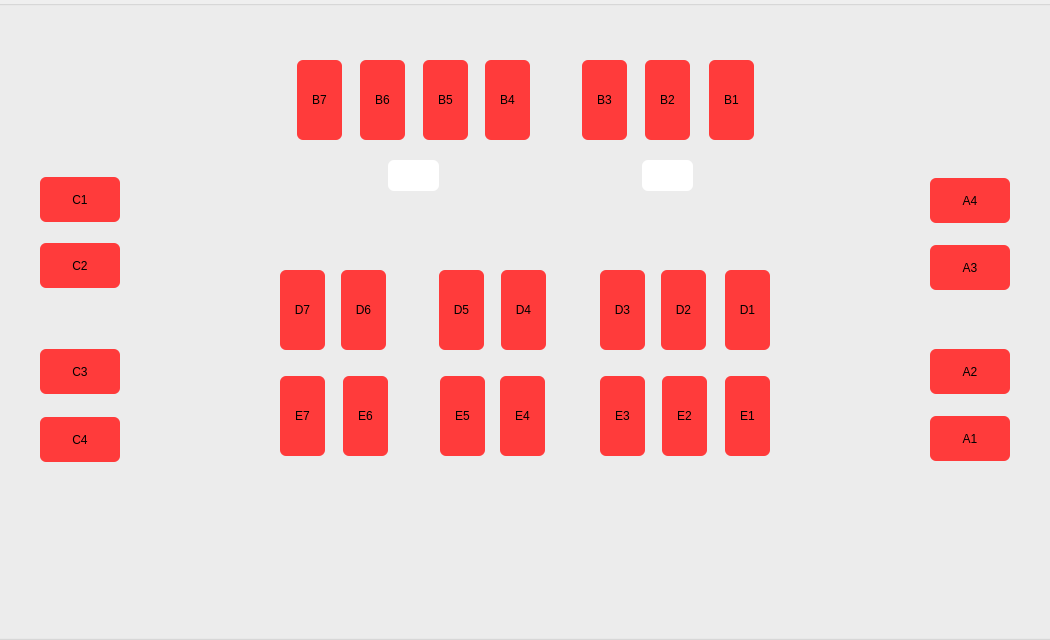
This is client/dpgs-client/parkingmapwidget.ui in yun-daniel/rpi4-dpgs as Qt 5 draws it before an edit. The edited form follows.
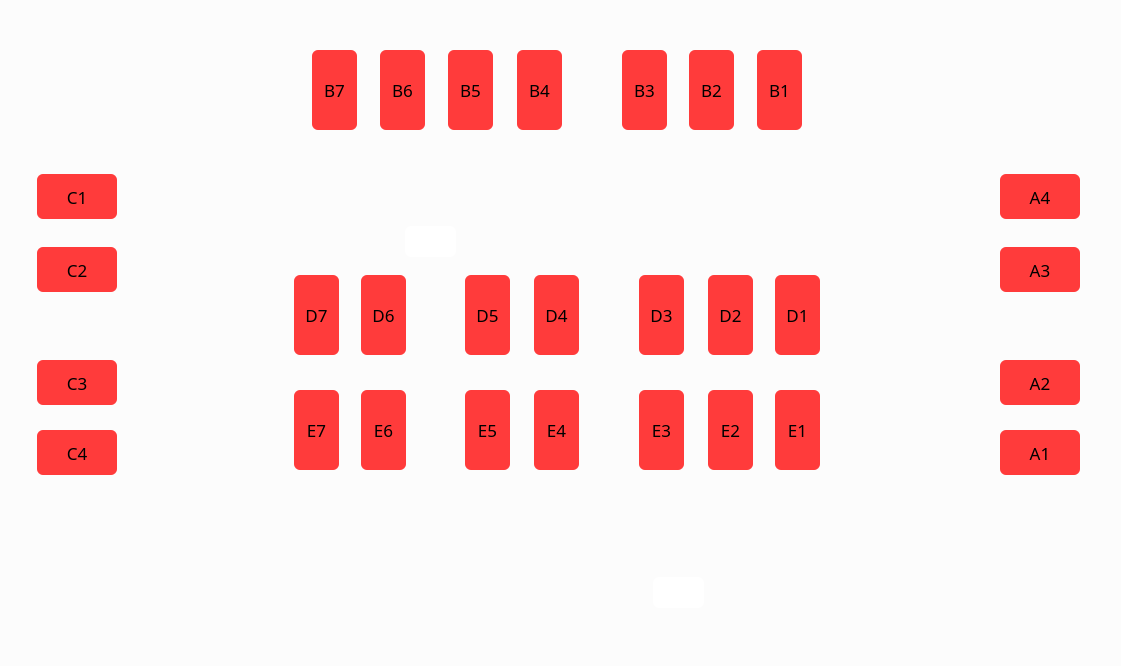
This is the edited form. Icons and pictures are not drawn.

Patch:
```diff
--- a/client/dpgs-client/parkingmapwidget.ui
+++ b/client/dpgs-client/parkingmapwidget.ui
@@ -6,8 +6,8 @@
    <rect>
     <x>0</x>
     <y>0</y>
-    <width>1050</width>
-    <height>640</height>
+    <width>1121</width>
+    <height>666</height>
    </rect>
   </property>
   <property name="windowTitle">
@@ -20,17 +20,24 @@
    <bool>false</bool>
   </property>
   <property name="styleSheet">
-   <string notr="true"/>
+   <string notr="true">background-color: white;</string>
   </property>
   <widget class="QGroupBox" name="groupBox">
    <property name="geometry">
     <rect>
-     <x>-20</x>
-     <y>0</y>
-     <width>1091</width>
-     <height>640</height>
+     <x>-10</x>
+     <y>-20</y>
+     <width>1133</width>
+     <height>689</height>
     </rect>
    </property>
+   <property name="font">
+    <font>
+     <family>맑은 고딕</family>
+     <pointsize>20</pointsize>
+     <bold>false</bold>
+    </font>
+   </property>
    <property name="autoFillBackground">
     <bool>false</bool>
    </property>
@@ -53,8 +60,8 @@
    <widget class="QPushButton" name="cctv_button_1">
     <property name="geometry">
      <rect>
-      <x>662</x>
-      <y>160</y>
+      <x>663</x>
+      <y>597</y>
       <width>51</width>
       <height>31</height>
      </rect>
@@ -80,16 +87,16 @@
     </property>
     <property name="iconSize">
      <size>
-      <width>40</width>
-      <height>40</height>
+      <width>50</width>
+      <height>50</height>
      </size>
     </property>
    </widget>
    <widget class="QPushButton" name="cctv_button_2">
     <property name="geometry">
      <rect>
-      <x>408</x>
-      <y>160</y>
+      <x>415</x>
+      <y>246</y>
       <width>51</width>
       <height>31</height>
      </rect>
@@ -115,20 +122,27 @@
     </property>
     <property name="iconSize">
      <size>
-      <width>40</width>
-      <height>40</height>
+      <width>50</width>
+      <height>50</height>
      </size>
     </property>
    </widget>
    <widget class="QPushButton" name="C1_button">
     <property name="geometry">
      <rect>
-      <x>60</x>
-      <y>177</y>
+      <x>47</x>
+      <y>194</y>
       <width>80</width>
       <height>45</height>
      </rect>
     </property>
+    <property name="font">
+     <font>
+      <family>맑은 고딕</family>
+      <pointsize>13</pointsize>
+      <bold>false</bold>
+     </font>
+    </property>
     <property name="text">
      <string>C1</string>
     </property>
@@ -136,12 +150,19 @@
    <widget class="QPushButton" name="C2_button">
     <property name="geometry">
      <rect>
-      <x>60</x>
-      <y>243</y>
+      <x>47</x>
+      <y>267</y>
       <width>80</width>
       <height>45</height>
      </rect>
     </property>
+    <property name="font">
+     <font>
+      <family>맑은 고딕</family>
+      <pointsize>13</pointsize>
+      <bold>false</bold>
+     </font>
+    </property>
     <property name="text">
      <string>C2</string>
     </property>
@@ -149,12 +170,19 @@
    <widget class="QPushButton" name="C3_button">
     <property name="geometry">
      <rect>
-      <x>60</x>
-      <y>349</y>
+      <x>47</x>
+      <y>380</y>
       <width>80</width>
       <height>45</height>
      </rect>
     </property>
+    <property name="font">
+     <font>
+      <family>맑은 고딕</family>
+      <pointsize>13</pointsize>
+      <bold>false</bold>
+     </font>
+    </property>
     <property name="text">
      <string>C3</string>
     </property>
@@ -162,12 +190,19 @@
    <widget class="QPushButton" name="C4_button">
     <property name="geometry">
      <rect>
-      <x>60</x>
-      <y>417</y>
+      <x>47</x>
+      <y>450</y>
       <width>80</width>
       <height>45</height>
      </rect>
     </property>
+    <property name="font">
+     <font>
+      <family>맑은 고딕</family>
+      <pointsize>13</pointsize>
+      <bold>false</bold>
+     </font>
+    </property>
     <property name="text">
      <string>C4</string>
     </property>
@@ -175,12 +210,19 @@
    <widget class="QPushButton" name="A1_button">
     <property name="geometry">
      <rect>
-      <x>950</x>
-      <y>416</y>
+      <x>1010</x>
+      <y>450</y>
       <width>80</width>
       <height>45</height>
      </rect>
     </property>
+    <property name="font">
+     <font>
+      <family>맑은 고딕</family>
+      <pointsize>13</pointsize>
+      <bold>false</bold>
+     </font>
+    </property>
     <property name="text">
      <string>A1</string>
     </property>
@@ -188,12 +230,19 @@
    <widget class="QPushButton" name="A3_button">
     <property name="geometry">
      <rect>
-      <x>950</x>
-      <y>245</y>
+      <x>1010</x>
+      <y>267</y>
       <width>80</width>
       <height>45</height>
      </rect>
     </property>
+    <property name="font">
+     <font>
+      <family>맑은 고딕</family>
+      <pointsize>13</pointsize>
+      <bold>false</bold>
+     </font>
+    </property>
     <property name="text">
      <string>A3</string>
     </property>
@@ -201,12 +250,19 @@
    <widget class="QPushButton" name="A4_button">
     <property name="geometry">
      <rect>
-      <x>950</x>
-      <y>178</y>
+      <x>1010</x>
+      <y>194</y>
       <width>80</width>
       <height>45</height>
      </rect>
     </property>
+    <property name="font">
+     <font>
+      <family>맑은 고딕</family>
+      <pointsize>13</pointsize>
+      <bold>false</bold>
+     </font>
+    </property>
     <property name="text">
      <string>A4</string>
     </property>
@@ -214,12 +270,19 @@
    <widget class="QPushButton" name="A2_button">
     <property name="geometry">
      <rect>
-      <x>950</x>
-      <y>349</y>
+      <x>1010</x>
+      <y>380</y>
       <width>80</width>
       <height>45</height>
      </rect>
     </property>
+    <property name="font">
+     <font>
+      <family>맑은 고딕</family>
+      <pointsize>13</pointsize>
+      <bold>false</bold>
+     </font>
+    </property>
     <property name="text">
      <string>A2</string>
     </property>
@@ -227,12 +290,19 @@
    <widget class="QPushButton" name="B1_button">
     <property name="geometry">
      <rect>
-      <x>729</x>
-      <y>60</y>
+      <x>767</x>
+      <y>70</y>
       <width>45</width>
       <height>80</height>
      </rect>
     </property>
+    <property name="font">
+     <font>
+      <family>맑은 고딕</family>
+      <pointsize>13</pointsize>
+      <bold>false</bold>
+     </font>
+    </property>
     <property name="text">
      <string>B1</string>
     </property>
@@ -240,12 +310,19 @@
    <widget class="QPushButton" name="B2_button">
     <property name="geometry">
      <rect>
-      <x>665</x>
-      <y>60</y>
+      <x>699</x>
+      <y>70</y>
       <width>45</width>
       <height>80</height>
      </rect>
     </property>
+    <property name="font">
+     <font>
+      <family>맑은 고딕</family>
+      <pointsize>13</pointsize>
+      <bold>false</bold>
+     </font>
+    </property>
     <property name="text">
      <string>B2</string>
     </property>
@@ -253,12 +330,19 @@
    <widget class="QPushButton" name="B3_button">
     <property name="geometry">
      <rect>
-      <x>602</x>
-      <y>60</y>
+      <x>632</x>
+      <y>70</y>
       <width>45</width>
       <height>80</height>
      </rect>
     </property>
+    <property name="font">
+     <font>
+      <family>맑은 고딕</family>
+      <pointsize>13</pointsize>
+      <bold>false</bold>
+     </font>
+    </property>
     <property name="text">
      <string>B3</string>
     </property>
@@ -266,12 +350,19 @@
    <widget class="QPushButton" name="B4_button">
     <property name="geometry">
      <rect>
-      <x>505</x>
-      <y>60</y>
+      <x>527</x>
+      <y>70</y>
       <width>45</width>
       <height>80</height>
      </rect>
     </property>
+    <property name="font">
+     <font>
+      <family>맑은 고딕</family>
+      <pointsize>13</pointsize>
+      <bold>false</bold>
+     </font>
+    </property>
     <property name="text">
      <string>B4</string>
     </property>
@@ -279,12 +370,19 @@
    <widget class="QPushButton" name="B5_button">
     <property name="geometry">
      <rect>
-      <x>443</x>
-      <y>60</y>
+      <x>458</x>
+      <y>70</y>
       <width>45</width>
       <height>80</height>
      </rect>
     </property>
+    <property name="font">
+     <font>
+      <family>맑은 고딕</family>
+      <pointsize>13</pointsize>
+      <bold>false</bold>
+     </font>
+    </property>
     <property name="text">
      <string>B5</string>
     </property>
@@ -292,12 +390,19 @@
    <widget class="QPushButton" name="B6_button">
     <property name="geometry">
      <rect>
-      <x>380</x>
-      <y>60</y>
+      <x>390</x>
+      <y>70</y>
       <width>45</width>
       <height>80</height>
      </rect>
     </property>
+    <property name="font">
+     <font>
+      <family>맑은 고딕</family>
+      <pointsize>13</pointsize>
+      <bold>false</bold>
+     </font>
+    </property>
     <property name="text">
      <string>B6</string>
     </property>
@@ -305,12 +410,19 @@
    <widget class="QPushButton" name="B7_button">
     <property name="geometry">
      <rect>
-      <x>317</x>
-      <y>60</y>
+      <x>322</x>
+      <y>70</y>
       <width>45</width>
       <height>80</height>
      </rect>
     </property>
+    <property name="font">
+     <font>
+      <family>맑은 고딕</family>
+      <pointsize>13</pointsize>
+      <bold>false</bold>
+     </font>
+    </property>
     <property name="text">
      <string>B7</string>
     </property>
@@ -318,12 +430,19 @@
    <widget class="QPushButton" name="D1_button">
     <property name="geometry">
      <rect>
-      <x>745</x>
-      <y>270</y>
+      <x>785</x>
+      <y>295</y>
       <width>45</width>
       <height>80</height>
      </rect>
     </property>
+    <property name="font">
+     <font>
+      <family>맑은 고딕</family>
+      <pointsize>13</pointsize>
+      <bold>false</bold>
+     </font>
+    </property>
     <property name="text">
      <string>D1</string>
     </property>
@@ -331,12 +450,19 @@
    <widget class="QPushButton" name="D2_button">
     <property name="geometry">
      <rect>
-      <x>681</x>
-      <y>270</y>
+      <x>718</x>
+      <y>295</y>
       <width>45</width>
       <height>80</height>
      </rect>
     </property>
+    <property name="font">
+     <font>
+      <family>맑은 고딕</family>
+      <pointsize>13</pointsize>
+      <bold>false</bold>
+     </font>
+    </property>
     <property name="text">
      <string>D2</string>
     </property>
@@ -344,12 +470,19 @@
    <widget class="QPushButton" name="D3_button">
     <property name="geometry">
      <rect>
-      <x>620</x>
-      <y>270</y>
+      <x>649</x>
+      <y>295</y>
       <width>45</width>
       <height>80</height>
      </rect>
     </property>
+    <property name="font">
+     <font>
+      <family>맑은 고딕</family>
+      <pointsize>13</pointsize>
+      <bold>false</bold>
+     </font>
+    </property>
     <property name="text">
      <string>D3</string>
     </property>
@@ -357,12 +490,19 @@
    <widget class="QPushButton" name="D4_button">
     <property name="geometry">
      <rect>
-      <x>521</x>
-      <y>270</y>
+      <x>544</x>
+      <y>295</y>
       <width>45</width>
       <height>80</height>
      </rect>
     </property>
+    <property name="font">
+     <font>
+      <family>맑은 고딕</family>
+      <pointsize>13</pointsize>
+      <bold>false</bold>
+     </font>
+    </property>
     <property name="text">
      <string>D4</string>
     </property>
@@ -370,12 +510,19 @@
    <widget class="QPushButton" name="D5_button">
     <property name="geometry">
      <rect>
-      <x>459</x>
-      <y>270</y>
+      <x>475</x>
+      <y>295</y>
       <width>45</width>
       <height>80</height>
      </rect>
     </property>
+    <property name="font">
+     <font>
+      <family>맑은 고딕</family>
+      <pointsize>13</pointsize>
+      <bold>false</bold>
+     </font>
+    </property>
     <property name="text">
      <string>D5</string>
     </property>
@@ -383,12 +530,19 @@
    <widget class="QPushButton" name="D6_button">
     <property name="geometry">
      <rect>
-      <x>361</x>
-      <y>270</y>
+      <x>371</x>
+      <y>295</y>
       <width>45</width>
       <height>80</height>
      </rect>
     </property>
+    <property name="font">
+     <font>
+      <family>맑은 고딕</family>
+      <pointsize>13</pointsize>
+      <bold>false</bold>
+     </font>
+    </property>
     <property name="text">
      <string>D6</string>
     </property>
@@ -396,12 +550,19 @@
    <widget class="QPushButton" name="D7_button">
     <property name="geometry">
      <rect>
-      <x>300</x>
-      <y>270</y>
+      <x>304</x>
+      <y>295</y>
       <width>45</width>
       <height>80</height>
      </rect>
     </property>
+    <property name="font">
+     <font>
+      <family>맑은 고딕</family>
+      <pointsize>13</pointsize>
+      <bold>false</bold>
+     </font>
+    </property>
     <property name="text">
      <string>D7</string>
     </property>
@@ -409,12 +570,19 @@
    <widget class="QPushButton" name="E7_button">
     <property name="geometry">
      <rect>
-      <x>300</x>
-      <y>376</y>
+      <x>304</x>
+      <y>410</y>
       <width>45</width>
       <height>80</height>
      </rect>
     </property>
+    <property name="font">
+     <font>
+      <family>맑은 고딕</family>
+      <pointsize>13</pointsize>
+      <bold>false</bold>
+     </font>
+    </property>
     <property name="text">
      <string>E7</string>
     </property>
@@ -422,12 +590,19 @@
    <widget class="QPushButton" name="E6_button">
     <property name="geometry">
      <rect>
-      <x>363</x>
-      <y>376</y>
+      <x>371</x>
+      <y>410</y>
       <width>45</width>
       <height>80</height>
      </rect>
     </property>
+    <property name="font">
+     <font>
+      <family>맑은 고딕</family>
+      <pointsize>13</pointsize>
+      <bold>false</bold>
+     </font>
+    </property>
     <property name="text">
      <string>E6</string>
     </property>
@@ -435,12 +610,19 @@
    <widget class="QPushButton" name="E5_button">
     <property name="geometry">
      <rect>
-      <x>460</x>
-      <y>376</y>
+      <x>475</x>
+      <y>410</y>
       <width>45</width>
       <height>80</height>
      </rect>
     </property>
+    <property name="font">
+     <font>
+      <family>맑은 고딕</family>
+      <pointsize>13</pointsize>
+      <bold>false</bold>
+     </font>
+    </property>
     <property name="text">
      <string>E5</string>
     </property>
@@ -448,12 +630,19 @@
    <widget class="QPushButton" name="E4_button">
     <property name="geometry">
      <rect>
-      <x>520</x>
-      <y>376</y>
+      <x>544</x>
+      <y>410</y>
       <width>45</width>
       <height>80</height>
      </rect>
     </property>
+    <property name="font">
+     <font>
+      <family>맑은 고딕</family>
+      <pointsize>13</pointsize>
+      <bold>false</bold>
+     </font>
+    </property>
     <property name="text">
      <string>E4</string>
     </property>
@@ -461,12 +650,19 @@
    <widget class="QPushButton" name="E3_button">
     <property name="geometry">
      <rect>
-      <x>620</x>
-      <y>376</y>
+      <x>649</x>
+      <y>410</y>
       <width>45</width>
       <height>80</height>
      </rect>
     </property>
+    <property name="font">
+     <font>
+      <family>맑은 고딕</family>
+      <pointsize>13</pointsize>
+      <bold>false</bold>
+     </font>
+    </property>
     <property name="text">
      <string>E3</string>
     </property>
@@ -474,12 +670,19 @@
    <widget class="QPushButton" name="E2_button">
     <property name="geometry">
      <rect>
-      <x>682</x>
-      <y>376</y>
+      <x>718</x>
+      <y>410</y>
       <width>45</width>
       <height>80</height>
      </rect>
     </property>
+    <property name="font">
+     <font>
+      <family>맑은 고딕</family>
+      <pointsize>13</pointsize>
+      <bold>false</bold>
+     </font>
+    </property>
     <property name="text">
      <string>E2</string>
     </property>
@@ -487,12 +690,19 @@
    <widget class="QPushButton" name="E1_button">
     <property name="geometry">
      <rect>
-      <x>745</x>
-      <y>376</y>
+      <x>785</x>
+      <y>410</y>
       <width>45</width>
       <height>80</height>
      </rect>
     </property>
+    <property name="font">
+     <font>
+      <family>맑은 고딕</family>
+      <pointsize>13</pointsize>
+      <bold>false</bold>
+     </font>
+    </property>
     <property name="text">
      <string>E1</string>
     </property>
```
Left out of the diff: 15 changed lines with no effect on the pictures.
